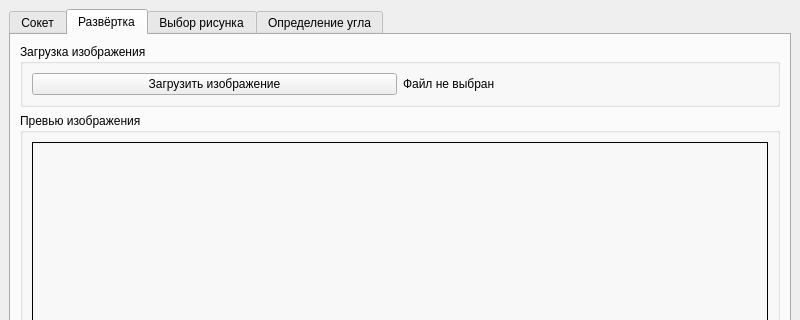
Before: the Qt Designer form MainWindow.ui in FDzerzhinsky/Qt_AngleRegressor, drawn with Qt 5; both pictures show x 0 to 800 and y 0 to 320 of the 800 by 600 pixel window.
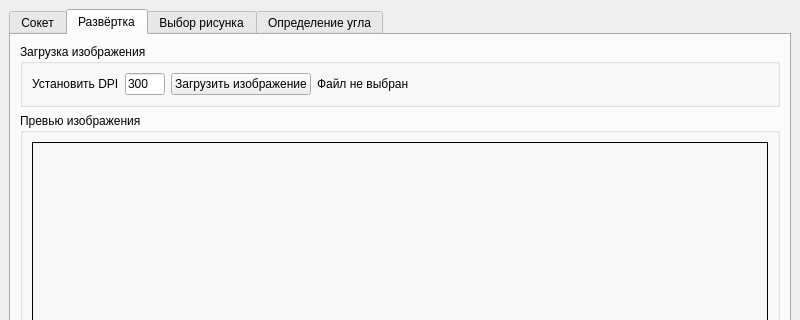
After: the same form once the commit is applied. The open tabs and pages were chosen to show the change.

Patch:
```diff
--- a/MainWindow.ui
+++ b/MainWindow.ui
@@ -160,6 +160,32 @@
            <string>Загрузка изображения</string>
           </property>
           <layout class="QHBoxLayout" name="loadLayout">
+           <item>
+            <widget class="QLabel" name="setDPILabel">
+             <property name="text">
+              <string>Установить DPI</string>
+             </property>
+            </widget>
+           </item>
+           <item>
+            <widget class="QLineEdit" name="SetDPILineEdit">
+             <property name="sizePolicy">
+              <sizepolicy hsizetype="Fixed" vsizetype="Fixed">
+               <horstretch>0</horstretch>
+               <verstretch>0</verstretch>
+              </sizepolicy>
+             </property>
+             <property name="maximumSize">
+              <size>
+               <width>40</width>
+               <height>16777215</height>
+              </size>
+             </property>
+             <property name="text">
+              <string>300</string>
+             </property>
+            </widget>
+           </item>
            <item>
             <widget class="QPushButton" name="loadImageButton">
              <property name="text">
@@ -174,6 +200,19 @@
              </property>
             </widget>
            </item>
+           <item>
+            <spacer name="horizontalSpacer_5">
+             <property name="orientation">
+              <enum>Qt::Orientation::Horizontal</enum>
+             </property>
+             <property name="sizeHint" stdset="0">
+              <size>
+               <width>40</width>
+               <height>20</height>
+              </size>
+             </property>
+            </spacer>
+           </item>
           </layout>
          </widget>
         </item>
```
Left out of the diff: 2 changed lines with no effect on the pictures.
